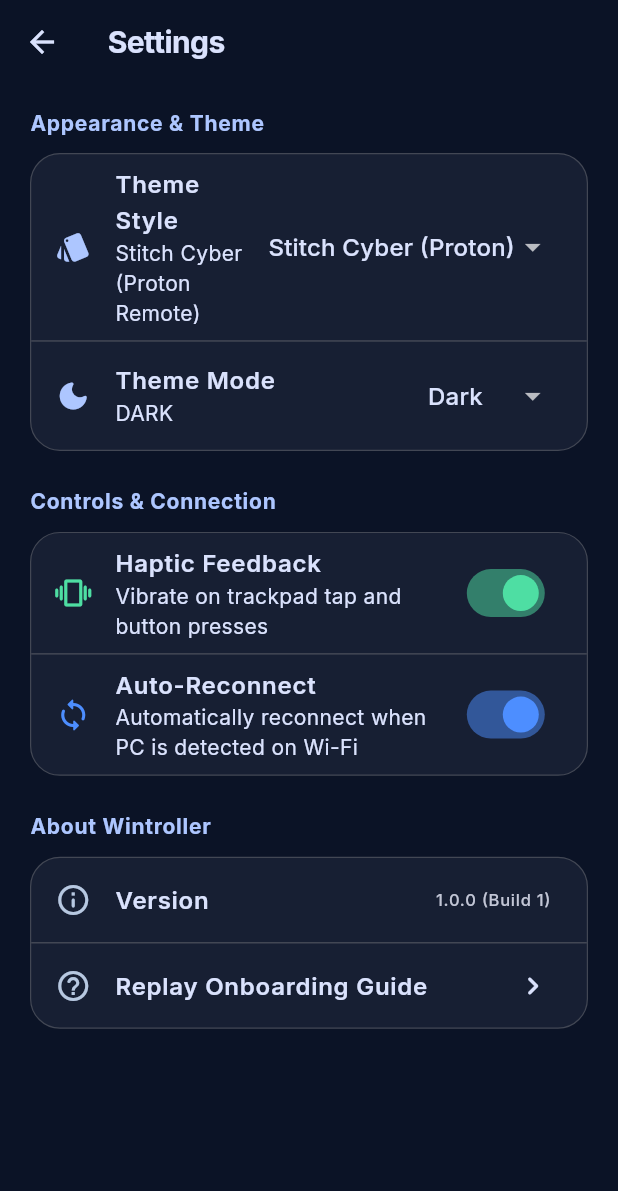
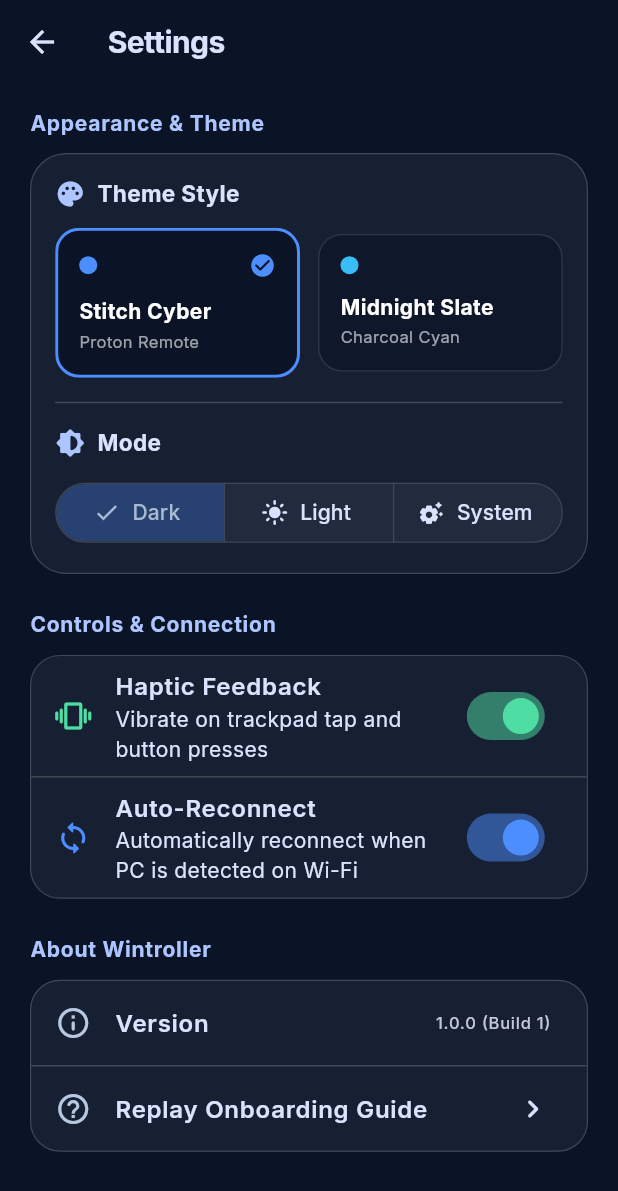
Before and after one commit to Dulmin2021/wintroller, a Flutter app: the SettingsScreen screen opened directly, on a phone screen of 412 x 824 dp. Shown: the top 1191 px of the screen. Run offline on Flutter 3.47's test engine with Material 3 defaults, Android fonts, the phone set to English and light mode, and no system bars; our stand-ins replace file_picker, flutter_riverpod, flutter_secure_storage, google_fonts, shared_preferences; missing offline and left inert: mobile_scanner; accounts and stored records are empty.

Commit message:
Fix Navigator reset assertion error on theme change and modernize settings theme selector

```diff
--- a/lib/features/settings/settings_screen.dart
+++ b/lib/features/settings/settings_screen.dart
@@ -37,60 +37,109 @@
             ),
             const SizedBox(height: 10),
             Container(
+              padding: const EdgeInsets.all(16),
               decoration: BoxDecoration(
                 color: AppColors.surfaceContainer,
-                borderRadius: BorderRadius.circular(20),
+                borderRadius: BorderRadius.circular(24),
                 border: Border.all(color: AppColors.outlineVariant, width: 0.8),
               ),
               child: Column(
+                crossAxisAlignment: CrossAxisAlignment.start,
                 children: [
-                  ListTile(
-                    leading: const Icon(Icons.style_rounded, color: AppColors.primary),
-                    title: const Text('Theme Style', style: TextStyle(fontWeight: FontWeight.w600)),
-                    subtitle: Text(
-                      themeStyle == AppThemeStyle.stitchCyber
-                          ? 'Stitch Cyber (Proton Remote)'
-                          : 'Midnight Slate',
-                    ),
-                    trailing: DropdownButton<AppThemeStyle>(
-                      value: themeStyle,
-                      dropdownColor: AppColors.surfaceContainerHigh,
-                      underline: const SizedBox(),
-                      items: const [
-                        DropdownMenuItem(
-                          value: AppThemeStyle.stitchCyber,
-                          child: Text('Stitch Cyber (Proton)'),
+                  const Row(
+                    children: [
+                      Icon(Icons.palette_rounded, color: AppColors.primary, size: 20),
+                      SizedBox(width: 8),
+                      Text(
+                        'Theme Style',
+                        style: TextStyle(fontWeight: FontWeight.w700, fontSize: 15),
+                      ),
+                    ],
+                  ),
+                  const SizedBox(height: 12),
+                  Row(
+                    children: [
+                      Expanded(
+                        child: _ThemeStyleOptionCard(
+                          title: 'Stitch Cyber',
+                          subtitle: 'Proton Remote',
+                          bgColor: const Color(0xFF0B1326),
+                          accentColor: AppColors.primaryContainer,
+                          isSelected: themeStyle == AppThemeStyle.stitchCyber,
+                          onTap: () {
+                            ref
+                                .read(themeStyleProvider.notifier)
+                                .setThemeStyle(AppThemeStyle.stitchCyber);
+                          },
                         ),
-                        DropdownMenuItem(
-                          value: AppThemeStyle.midnight,
-                          child: Text('Midnight Slate'),
+                      ),
+                      const SizedBox(width: 12),
+                      Expanded(
+                        child: _ThemeStyleOptionCard(
+                          title: 'Midnight Slate',
+                          subtitle: 'Charcoal Cyan',
+                          bgColor: const Color(0xFF0F172A),
+                          accentColor: const Color(0xFF38BDF8),
+                          isSelected: themeStyle == AppThemeStyle.midnight,
+                          onTap: () {
+                            ref
+                                .read(themeStyleProvider.notifier)
+                                .setThemeStyle(AppThemeStyle.midnight);
+                          },
+                        ),
+                      ),
+                    ],
+                  ),
+                  const SizedBox(height: 16),
+                  const Divider(color: AppColors.outlineVariant, height: 1),
+                  const SizedBox(height: 16),
+                  const Row(
+                    children: [
+                      Icon(Icons.brightness_6_rounded, color: AppColors.primary, size: 20),
+                      SizedBox(width: 8),
+                      Text(
+                        'Mode',
+                        style: TextStyle(fontWeight: FontWeight.w700, fontSize: 15),
+                      ),
+                    ],
+                  ),
+                  const SizedBox(height: 12),
+                  SizedBox(
+                    width: double.infinity,
+                    child: SegmentedButton<ThemeMode>(
+                      style: ButtonStyle(
+                        backgroundColor: MaterialStateProperty.resolveWith<Color?>(
+                          (Set<MaterialState> states) {
+                            if (states.contains(MaterialState.selected)) {
+                              return AppColors.primaryContainer.withOpacity(0.3);
+                            }
+                            return AppColors.surfaceContainerHigh;
+                          },
+                        ),
+                        side: MaterialStateProperty.all(
+                          const BorderSide(color: AppColors.outlineVariant, width: 0.8),
+                        ),
+                      ),
+                      segments: const [
+                        ButtonSegment(
+                          value: ThemeMode.dark,
+                          label: Text('Dark'),
+                          icon: Icon(Icons.dark_mode_rounded, size: 18),
+                        ),
+                        ButtonSegment(
+                          value: ThemeMode.light,
+                          label: Text('Light'),
+                          icon: Icon(Icons.light_mode_rounded, size: 18),
+                        ),
+                        ButtonSegment(
+                          value: ThemeMode.system,
+                          label: Text('System'),
+                          icon: Icon(Icons.settings_suggest_rounded, size: 18),
                         ),
                       ],
-                      onChanged: (style) {
-                        if (style != null) {
-                          ref.read(themeStyleProvider.notifier).setThemeStyle(style);
-                        }
-                      },
-                    ),
-                  ),
-                  const Divider(color: AppColors.outlineVariant, height: 1),
-                  ListTile(
-                    leading: const Icon(Icons.dark_mode_rounded, color: AppColors.primary),
-                    title: const Text('Theme Mode', style: TextStyle(fontWeight: FontWeight.w600)),
-                    subtitle: Text(themeMode.name.toUpperCase()),
-                    trailing: DropdownButton<ThemeMode>(
-                      value: themeMode,
-                      dropdownColor: AppColors.surfaceContainerHigh,
-                      underline: const SizedBox(),
-                      items: const [
-                        DropdownMenuItem(value: ThemeMode.dark, child: Text('Dark')),
-                        DropdownMenuItem(value: ThemeMode.light, child: Text('Light')),
-                        DropdownMenuItem(value: ThemeMode.system, child: Text('System')),
-                      ],
-                      onChanged: (mode) {
-                        if (mode != null) {
-                          ref.read(themeModeProvider.notifier).setThemeMode(mode);
-                        }
+                      selected: {themeMode},
+                      onSelectionChanged: (modes) {
+                        ref.read(themeModeProvider.notifier).setThemeMode(modes.first);
                       },
                     ),
                   ),
@@ -254,3 +303,80 @@
     );
   }
 }
+
+class _ThemeStyleOptionCard extends StatelessWidget {
+  final String title;
+  final String subtitle;
+  final Color bgColor;
+  final Color accentColor;
+  final bool isSelected;
+  final VoidCallback onTap;
+
+  const _ThemeStyleOptionCard({
+    required this.title,
+    required this.subtitle,
+    required this.bgColor,
+    required this.accentColor,
+    required this.isSelected,
+    required this.onTap,
+  });
+
+  @override
+  Widget build(BuildContext context) {
+    return Material(
+      color: Colors.transparent,
+      child: InkWell(
+        onTap: onTap,
+        borderRadius: BorderRadius.circular(16),
+        child: Ink(
+          padding: const EdgeInsets.all(14),
+          decoration: BoxDecoration(
+            color: bgColor,
+            borderRadius: BorderRadius.circular(16),
+            border: Border.all(
+              color: isSelected ? accentColor : AppColors.outlineVariant.withOpacity(0.6),
+              width: isSelected ? 2 : 1,
+            ),
+          ),
+          child: Column(
+            crossAxisAlignment: CrossAxisAlignment.start,
+            children: [
+              Row(
+                mainAxisAlignment: MainAxisAlignment.spaceBetween,
+                children: [
+                  Container(
+                    width: 12,
+                    height: 12,
+                    decoration: BoxDecoration(
+                      color: accentColor,
+                      shape: BoxShape.circle,
+                    ),
+                  ),
+                  if (isSelected)
+                    Icon(Icons.check_circle_rounded, color: accentColor, size: 18),
+                ],
+              ),
+              const SizedBox(height: 12),
+              Text(
+                title,
+                style: const TextStyle(
+                  fontWeight: FontWeight.w700,
+                  fontSize: 14,
+                  color: Colors.white,
+                ),
+              ),
+              const SizedBox(height: 2),
+              Text(
+                subtitle,
+                style: TextStyle(
+                  fontSize: 11,
+                  color: Colors.white.withOpacity(0.6),
+                ),
+              ),
+            ],
+          ),
+        ),
+      ),
+    );
+  }
+}
--- a/lib/main.dart
+++ b/lib/main.dart
@@ -31,9 +31,14 @@
 }
 
 class _WintrollerAppState extends ConsumerState<WintrollerApp> {
+  late final Widget _initialHome;
+
   @override
   void initState() {
     super.initState();
+    // Cache the initial home widget so MaterialApp does not replace the Navigator on theme rebuilds
+    _initialHome = _getInitialHome();
+
     // Auto-connect to default or last used device if available
     WidgetsBinding.instance.addPostFrameCallback((_) {
       _autoConnectIfAvailable();
@@ -86,7 +91,7 @@
       theme: AppTheme.lightTheme,
       darkTheme: activeDarkTheme,
       themeMode: themeMode,
-      home: _getInitialHome(),
+      home: _initialHome,
     );
   }
 }
```
